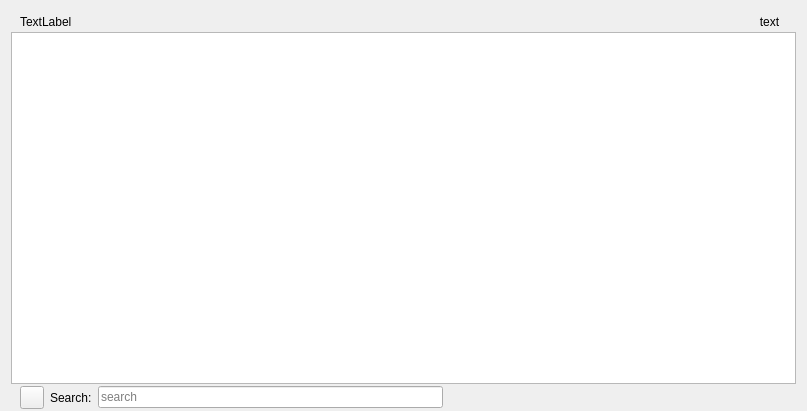
KDE/knipptasch, file src/accountwidget.ui: the form before one commit.
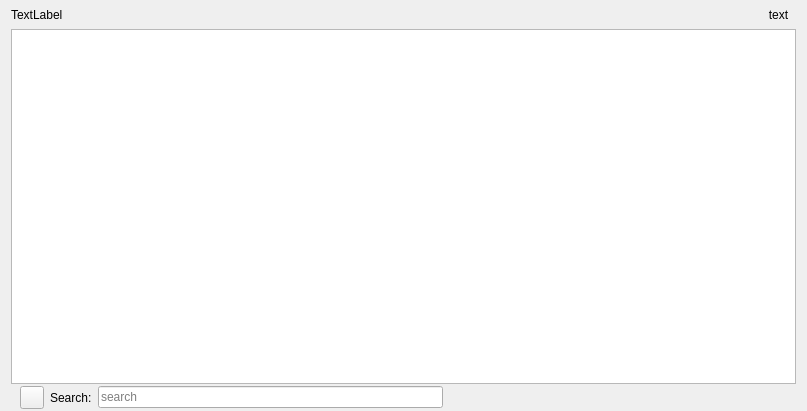
The form after the commit. Custom widgets are drawn as their Qt base class.

What changed in the file:
```diff
--- a/src/accountwidget.ui
+++ b/src/accountwidget.ui
@@ -18,6 +18,9 @@
    <property name="spacing">
     <number>0</number>
    </property>
+   <property name="topMargin">
+    <number>0</number>
+   </property>
    <property name="bottomMargin">
     <number>0</number>
    </property>
@@ -33,11 +36,20 @@
       <enum>QFrame::Plain</enum>
      </property>
      <layout class="QHBoxLayout" name="horizontalLayout">
+      <property name="spacing">
+       <number>4</number>
+      </property>
+      <property name="leftMargin">
+       <number>0</number>
+      </property>
       <property name="topMargin">
+       <number>4</number>
+      </property>
+      <property name="rightMargin">
        <number>0</number>
       </property>
       <property name="bottomMargin">
-       <number>0</number>
+       <number>4</number>
       </property>
       <item>
        <widget class="QLabel" name="accountName">
```
